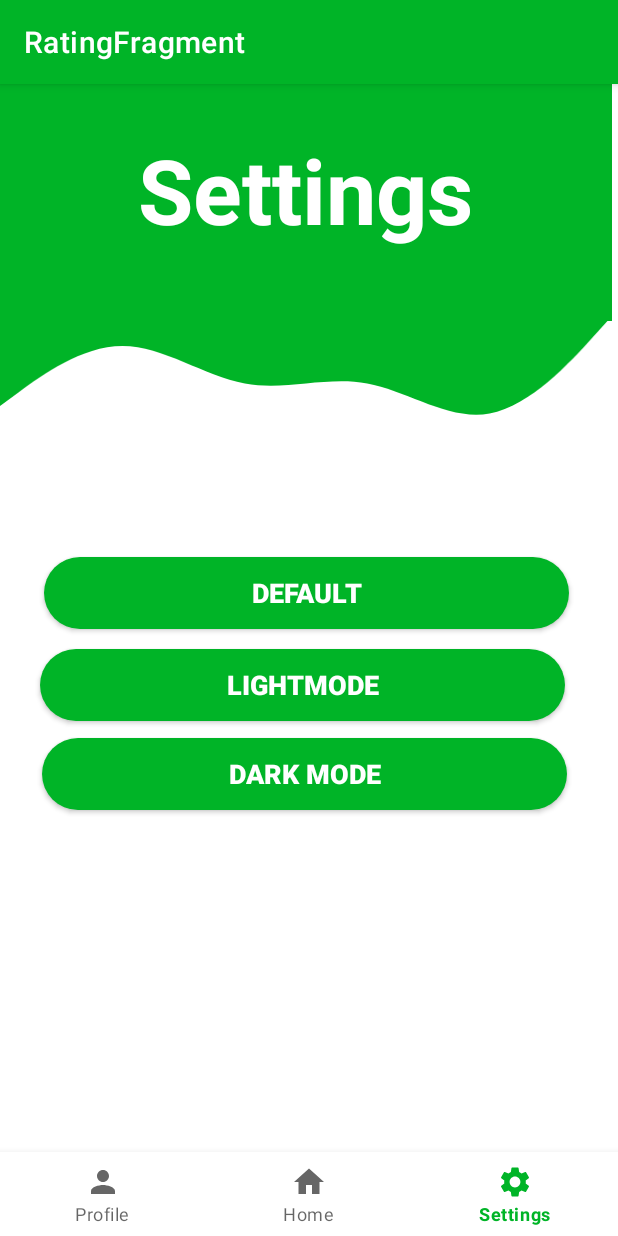
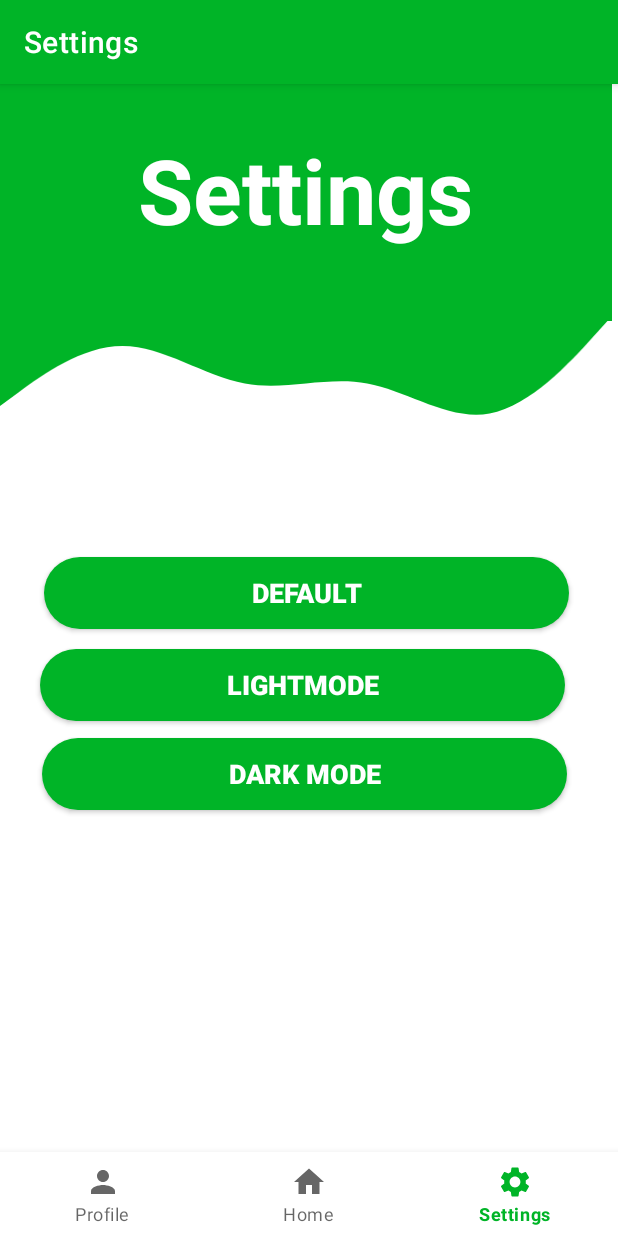
Before and after one commit to karaqi7/finaluri, an Android app: the MainActivity screen opened directly, with no data from a screen before it, item 3 of the bottom bar chosen, on a phone screen of 412 x 824 dp. Run offline under Robolectric (Android 15) with nearby library versions, the phone set to English and light mode, and no system bars; our stand-ins replace navigation-ui.

Commit message:
changed fragment names

```diff
--- a/app/src/main/res/navigation/nav_graph.xml
+++ b/app/src/main/res/navigation/nav_graph.xml
@@ -1,3 +1,4 @@
+<?xml version="1.0" encoding="utf-8"?>
 <?xml version="1.0" encoding="utf-8"?>
 <navigation xmlns:android="http://schemas.android.com/apk/res/android"
     xmlns:app="http://schemas.android.com/apk/res-auto"
@@ -9,7 +10,7 @@
         android:id="@+id/mainFragment"
         android:name="com.example.ftest.fragments.MainFragment"
         tools:layout="@layout/fragment_main"
-        android:label="MainFragment" >
+        android:label="Main" >
         <action
             android:id="@+id/action_mainFragment_to_profileFragment"
             app:destination="@id/profileFragment" />
@@ -21,7 +22,7 @@
         android:id="@+id/profileFragment"
         tools:layout="@layout/fragment_profile"
         android:name="com.example.ftest.fragments.ProfileFragment"
-        android:label="ProfileFragment" >
+        android:label="Profile" >
         <action
             android:id="@+id/action_profileFragment_to_mainFragment"
             app:destination="@id/mainFragment" />
@@ -33,7 +34,7 @@
         android:id="@+id/settingsFragment"
         tools:layout="@layout/fragment_settings"
         android:name="com.example.ftest.fragments.SettingsFragment"
-        android:label="RatingFragment" >
+        android:label="Settings" >
         <action
             android:id="@+id/action_settingsFragment_to_mainFragment"
             app:destination="@id/mainFragment" />
```
